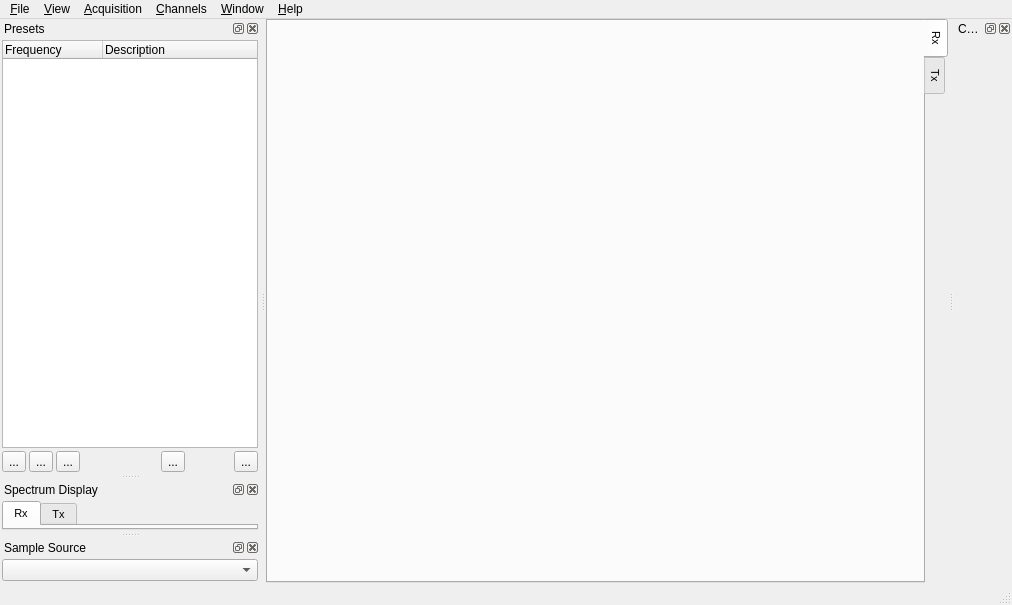
Old version of the form sdrbase/mainwindow.ui in the repository f4exb/sdrangel.
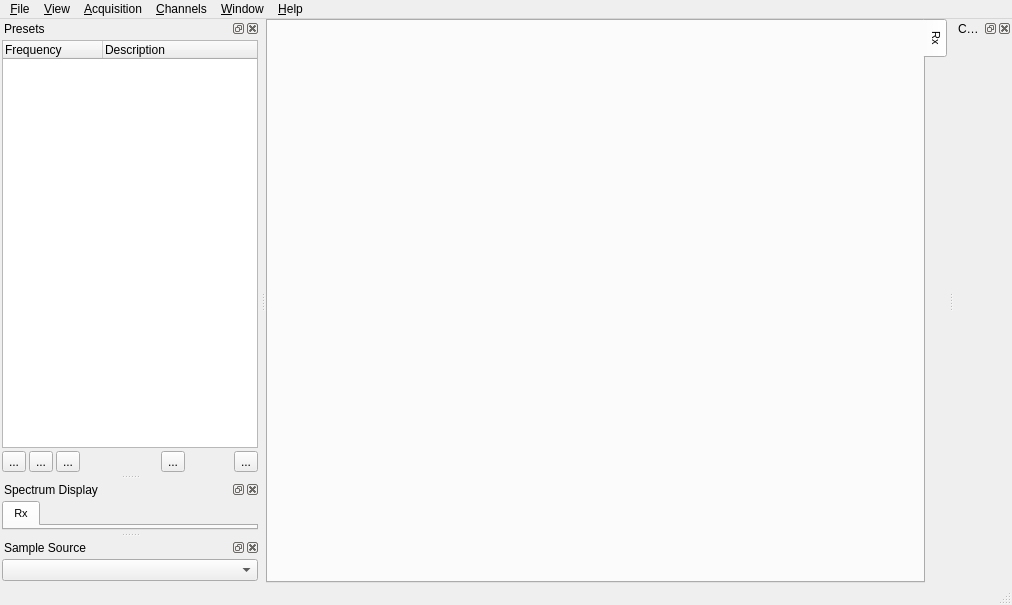
New version of the form. Icons and pictures are not drawn. Custom widgets are drawn as their Qt base class.

Commit message: Removed Tx tabs

The edit to the form file:
```diff
--- a/sdrbase/mainwindow.ui
+++ b/sdrbase/mainwindow.ui
@@ -58,11 +58,6 @@
         <string>Rx</string>
        </attribute>
       </widget>
-      <widget class="GLSpectrum" name="txSpectrum">
-       <attribute name="title">
-        <string>Tx</string>
-       </attribute>
-      </widget>
      </widget>
     </item>
    </layout>
@@ -341,11 +336,6 @@
          <string>Rx</string>
         </attribute>
        </widget>
-       <widget class="GLSpectrumGUI" name="txSpectrumGUI">
-        <attribute name="title">
-         <string>Tx</string>
-        </attribute>
-       </widget>
       </widget>
      </item>
     </layout>
```
The commit also changes 2 other files.
